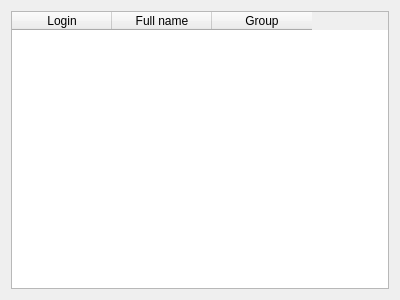
The window that server/userswidget.ui (EPecherkin/diplom) describes before a commit, drawn with Qt 5.
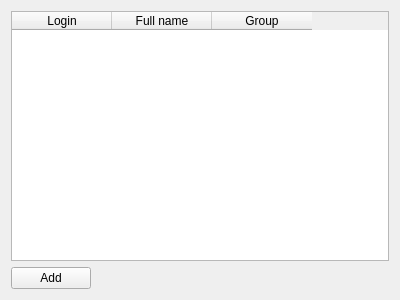
The same window after the commit.

Patch:
```diff
--- a/server/userswidget.ui
+++ b/server/userswidget.ui
@@ -16,6 +16,12 @@
   <layout class="QVBoxLayout" name="verticalLayout">
    <item>
     <widget class="QTableWidget" name="usersTW">
+     <property name="selectionBehavior">
+      <enum>QAbstractItemView::SelectRows</enum>
+     </property>
+     <property name="sortingEnabled">
+      <bool>true</bool>
+     </property>
      <column>
       <property name="text">
        <string>Login</string>
@@ -33,6 +39,19 @@
      </column>
     </widget>
    </item>
+   <item>
+    <widget class="QPushButton" name="addPB">
+     <property name="sizePolicy">
+      <sizepolicy hsizetype="Fixed" vsizetype="Fixed">
+       <horstretch>0</horstretch>
+       <verstretch>0</verstretch>
+      </sizepolicy>
+     </property>
+     <property name="text">
+      <string>Add</string>
+     </property>
+    </widget>
+   </item>
   </layout>
  </widget>
  <resources/>
```
